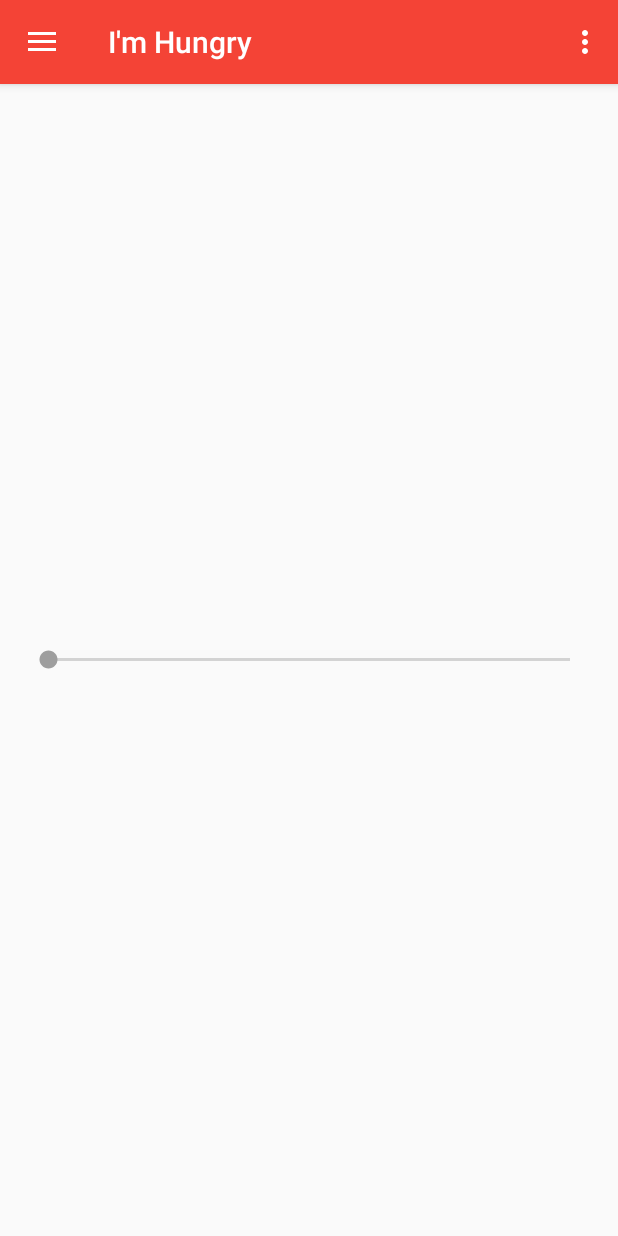
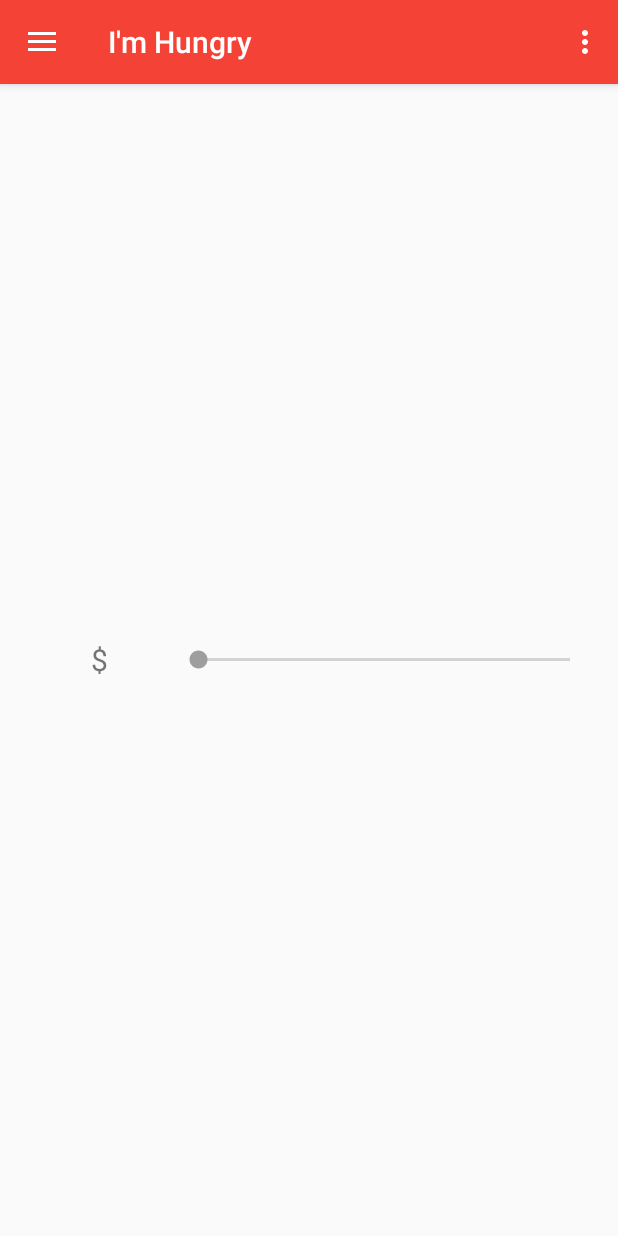
Before and after one commit to Reline/ImHungry, an Android app: the screen it shows after launch (MainActivity), on a phone screen of 412 x 824 dp. Run offline under Robolectric (Android 15) with nearby library versions, the phone set to English and light mode, and no system bars.

Commit message:
Added a change listener to the Slider. Added the slider to the ImHungryFragment.

```diff
--- a/app/src/main/java/com/github/funnygopher/imhungry/ImHungryFragment.java
+++ b/app/src/main/java/com/github/funnygopher/imhungry/ImHungryFragment.java
@@ -5,12 +5,39 @@ import android.support.v4.app.Fragment;
 import android.view.LayoutInflater;
 import android.view.View;
 import android.view.ViewGroup;
+import android.widget.TextView;
 
 public class ImHungryFragment extends Fragment {
 
+    private Slider mPriceSlider;
+    private TextView mPriceText;
+
     @Override
     public View onCreateView(LayoutInflater inflater, ViewGroup container, Bundle savedInstanceState) {
-        View v =inflater.inflate(R.layout.fragment_im_hungry, container, false);
-        return v;
+        View view = inflater.inflate(R.layout.fragment_im_hungry, container, false);
+
+        mPriceSlider = (Slider) view.findViewById(R.id.slider_price);
+        mPriceText = (TextView) view.findViewById(R.id.tv_slider_price);
+        mPriceText.setText("$");
+
+        mPriceSlider.setOnSliderChangeListener(new Slider.OnSliderChangeListener() {
+            @Override
+            public void onSliderChange(Slider slider, int index, int prevIndex) {
+                String moneyString = "";
+                mPriceText.setTextSize(20);
+                for (int i = 0; i <= index; i += 2) {
+                    moneyString += '$';
+                }
+
+                for(int i = 1; i <= index; i += 2) {
+                    mPriceText.setTextSize(20 + (10 * i));
+                }
+
+                mPriceText.setText(moneyString);
+            }
+        });
+
+
+        return view;
     }
 }
--- /dev/null
+++ b/app/src/main/java/com/github/funnygopher/imhungry/Slider.java
@@ -0,0 +1,98 @@
+package com.github.funnygopher.imhungry;
+
+import android.content.Context;
+import android.content.res.TypedArray;
+import android.util.AttributeSet;
+import android.widget.SeekBar;
+
+public class Slider extends SeekBar {
+
+    private static int POINT_VALUE = 100;
+
+    private OnSliderChangeListener mListener;
+    private int mPoints;
+    private int index;
+
+    public Slider(Context context, AttributeSet attrs) {
+        super(context, attrs);
+
+        // Retrieves attributes
+        TypedArray array = context.getTheme()
+                .obtainStyledAttributes(attrs, R.styleable.Slider, 0, 0);
+        try {
+            mPoints = array.getInteger(R.styleable.Slider_points, 2);
+
+            // The first point should always be at 0, so
+            // this allows the seek bar to be equally
+            // separated into n - 1 segments
+            setMax((mPoints - 1) * POINT_VALUE);
+        } finally {
+            if(array != null) {
+                array.recycle();
+            }
+        }
+
+        init();
+    }
+
+    private void init() {
+        index = 0;
+
+        this.setOnSeekBarChangeListener(new OnSeekBarChangeListener() {
+            @Override
+            public void onProgressChanged(SeekBar seekBar, int progress, boolean fromUser) {
+                // Finds the closes point, and then snaps the bar to it
+                int smallestABSIndex = 0;
+                float smallestABS = -1;
+                for (int i = 0; i < mPoints; i++) {
+                    int abs = Math.abs(i * POINT_VALUE - progress);
+                    if (smallestABS == -1) {
+                        smallestABS = abs;
+                    }
+
+                    if (abs < smallestABS) {
+                        smallestABS = abs;
+                        smallestABSIndex = i;
+                    }
+                }
+                int prevIndex = index;
+                index = smallestABSIndex;
+
+                if(mListener != null) {
+                    mListener.onSliderChange(Slider.this, index, prevIndex);
+                }
+            }
+
+            @Override
+            public void onStartTrackingTouch(SeekBar seekBar) {
+
+            }
+
+            @Override
+            public void onStopTrackingTouch(SeekBar seekBar) {
+                seekBar.setProgress(index * POINT_VALUE);
+            }
+        });
+    }
+
+    public void setPoints(int points) {
+        mPoints = points;
+        setMax((mPoints - 1) * POINT_VALUE);
+    }
+
+    public void setIndex(int index) {
+        setProgress(index * POINT_VALUE);
+    }
+
+    public int getIndex() {
+        return index;
+    }
+
+    public void setOnSliderChangeListener(Slider.OnSliderChangeListener listener) {
+        mListener = listener;
+    }
+
+    public interface OnSliderChangeListener {
+        void onSliderChange(Slider slider, int index, int prevIndex);
+    }
+}
--- a/app/src/main/java/com/github/funnygopher/imhungry/SnappingSeekBar.java
+++ /dev/null
@@ -1,76 +0,0 @@
-package com.github.funnygopher.imhungry;
-
-import android.content.Context;
-import android.content.res.TypedArray;
-import android.util.AttributeSet;
-import android.widget.SeekBar;
-
-public class SnappingSeekBar extends SeekBar {
-
-    private int mSnappingPoints;
-    private int[] mPoints;
-
-    public SnappingSeekBar(Context context, AttributeSet attrs) {
-        super(context, attrs);
-
-        this.setMax(100);
-        // Retrieves attributes
-        TypedArray array = context.getTheme().obtainStyledAttributes(attrs, R.styleable.SnappingSeekBar, 0, 0);
-        try {
-            mSnappingPoints = array.getInt(R.styleable.SnappingSeekBar_snap_points, 2);
-        } finally {
-            if(array != null) {
-                array.recycle();
-            }
-        }
-
-        init();
-    }
-
-    private void init() {
-        mPoints = new int[mSnappingPoints];
-
-        // Sets the values for each points on the seek bar
-        int pointValue = 100 / (mSnappingPoints - 1);
-        for(int i = 0; i < mPoints.length; i++) {
-            if(i == 0) {
-                mPoints[i] = 0;
-            } else {
-                mPoints[i] = mPoints[i - 1] + pointValue;
-            }
-        }
-
-        this.setOnSeekBarChangeListener(new OnSeekBarChangeListener() {
-            @Override
-            public void onProgressChanged(SeekBar seekBar, int progress, boolean fromUser) {
-
-            }
-
-            @Override
-            public void onStartTrackingTouch(SeekBar seekBar) {
-
-            }
-
-            @Override
-            public void onStopTrackingTouch(SeekBar seekBar) {
-                int progress = seekBar.getProgress();
-
-                // Finds the closes point, and then snaps the bar to it
-                int smallestABSIndex = 0;
-                float smallestABS = -1;
-                for(int i = 0; i < mPoints.length; i++) {
-                    int abs = Math.abs(mPoints[i] - progress);
-                    if(smallestABS == -1) {
-                        smallestABS = abs;
-                    }
-
-                    if(abs < smallestABS) {
-                        smallestABS = abs;
-                        smallestABSIndex = i;
-                    }
-                }
-                seekBar.setProgress(mPoints[smallestABSIndex]);
-            }
-        });
-    }
-}
--- a/app/src/main/res/layout/fragment_im_hungry.xml
+++ b/app/src/main/res/layout/fragment_im_hungry.xml
@@ -1,19 +1,35 @@
 <?xml version="1.0" encoding="utf-8"?>
-<RelativeLayout
-    xmlns:android="http://schemas.android.com/apk/res/android"
-    xmlns:custom="http://schemas.android.com/apk/res-auto"
+<LinearLayout xmlns:android="http://schemas.android.com/apk/res/android"
+    xmlns:slider="http://schemas.android.com/apk/res-auto"
     android:layout_width="match_parent"
     android:layout_height="match_parent"
+    android:gravity="center"
+    android:layout_marginBottom="@dimen/activity_vertical_margin"
     android:layout_marginLeft="@dimen/activity_horizontal_margin"
     android:layout_marginRight="@dimen/activity_horizontal_margin"
     android:layout_marginTop="@dimen/activity_vertical_margin"
-    android:layout_marginBottom="@dimen/activity_vertical_margin"
-    android:gravity="center">
+    android:orientation="vertical">
 
-    <com.github.funnygopher.imhungry.SnappingSeekBar
-        android:id="@+id/price"
+    <LinearLayout
         android:layout_width="match_parent"
         android:layout_height="wrap_content"
-        custom:snap_points="Three"/>
+        android:orientation="horizontal">
 
-</RelativeLayout>
+        <TextView
+            android:id="@+id/tv_slider_price"
+            android:layout_width="100dp"
+            android:layout_height="100dp"
+            android:gravity="center"
+            android:textSize="20sp" />
+
+        <com.github.funnygopher.imhungry.Slider
+            android:id="@+id/slider_price"
+            android:layout_width="fill_parent"
+            android:layout_height="wrap_content"
+            android:layout_gravity="center"
+            slider:points="5" />
+
+    </LinearLayout>
+
+
+</LinearLayout>
```
Also changed, not shown: app/src/main/res/values/attrs.xml (+2 -7 lines), app/src/main/res/layout/slider.xml (renamed from app/src/main/res/layout/snapping_seek_bar.xml), 2 other files.
